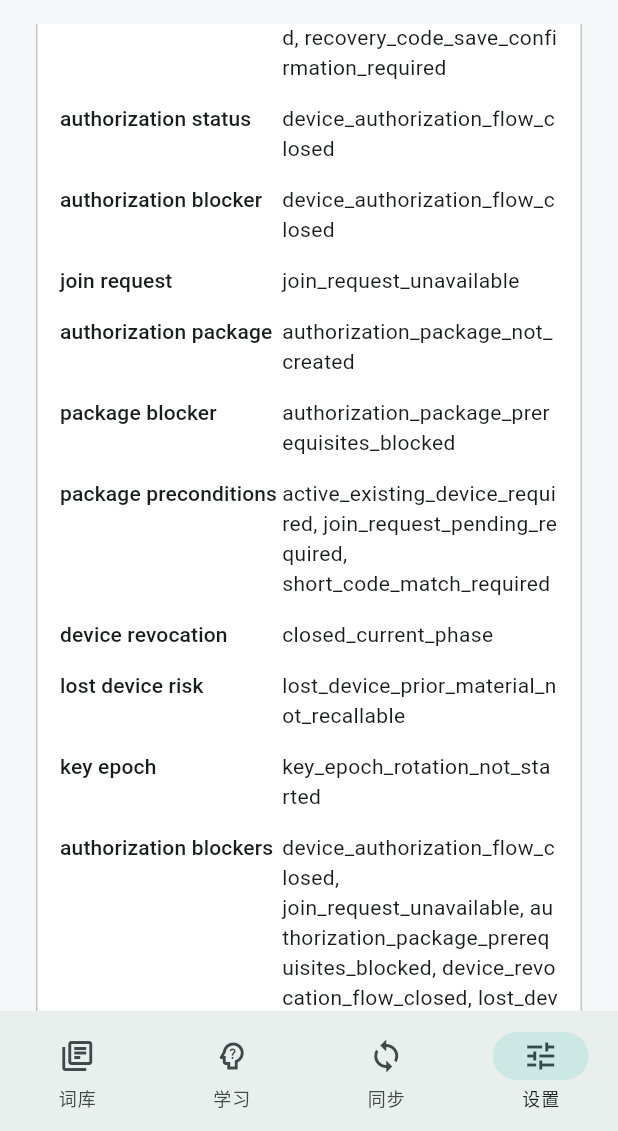
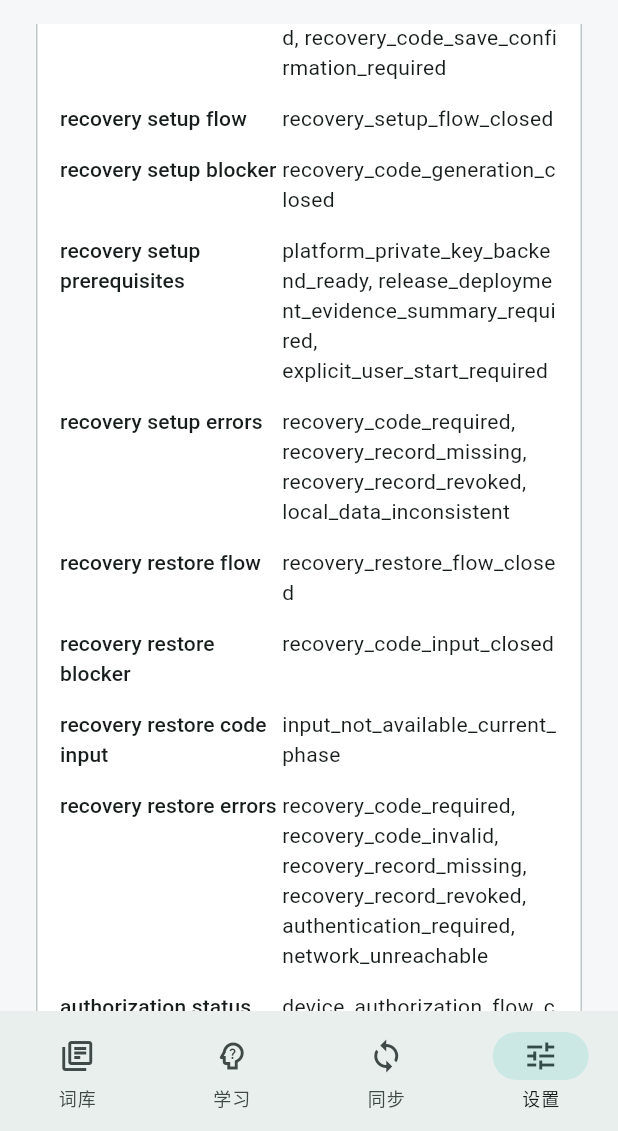
Before and after one commit to laugh0608/RadishLex, a Flutter app: the screen it shows after launch, item 4 of the bottom bar chosen, scrolled down 1728 dp, on a phone screen of 412 x 824 dp, the part 105-1236 px from its top. Run offline on Flutter 3.47's test engine with Material 3 defaults, Android fonts, the phone set to English and light mode, and no system bars; missing offline and left inert: dart:ffi.

Commit message:
feat(manager): 补恢复码与设备授权进入条件

```diff
--- a/apps/radishlex-manager/lib/src/models/manager_sync_entry_models.dart
+++ b/apps/radishlex-manager/lib/src/models/manager_sync_entry_models.dart
@@ -111,6 +111,8 @@ class RecoveryEntryGate {
     required this.recoveryRecordBlocker,
     required this.firstUploadGate,
     required this.readinessBlockers,
+    required this.setupReadiness,
+    required this.restoreReadiness,
   });
 
   final RecoveryEntryStatus status;
@@ -123,6 +125,8 @@ class RecoveryEntryGate {
   final String recoveryRecordBlocker;
   final String firstUploadGate;
   final List<String> readinessBlockers;
+  final RecoverySetupReadiness setupReadiness;
+  final RecoveryRestoreReadiness restoreReadiness;
 
   String get generateStatus {
     return canGenerateCode ? 'available' : 'closed_current_phase';
@@ -141,6 +145,66 @@ class RecoveryEntryGate {
   }
 }
 
+class RecoverySetupReadiness {
+  const RecoverySetupReadiness({
+    required this.status,
+    required this.blocker,
+    required this.entryActionStatus,
+    required this.generatedCodeStatus,
+    required this.saveConfirmationStatus,
+    required this.recoveryRecordStatus,
+    required this.firstUploadGate,
+    required this.requiredPrerequisites,
+    required this.errorCodes,
+  });
+
+  final String status;
+  final String blocker;
+  final String entryActionStatus;
+  final String generatedCodeStatus;
+  final String saveConfirmationStatus;
+  final String recoveryRecordStatus;
+  final String firstUploadGate;
+  final List<String> requiredPrerequisites;
+  final List<String> errorCodes;
+
+  String get prerequisiteSummary {
+    return requiredPrerequisites.isEmpty
+        ? 'none'
+        : requiredPrerequisites.join(', ');
+  }
+
+  String get errorCodeSummary {
+    return errorCodes.isEmpty ? 'none' : errorCodes.join(', ');
+  }
+}
+
+class RecoveryRestoreReadiness {
+  const RecoveryRestoreReadiness({
+    required this.status,
+    required this.blocker,
+    required this.entryActionStatus,
+    required this.codeInputStatus,
+    required this.recoveryRecordLookupStatus,
+    required this.attemptLimitStatus,
+    required this.deviceRegistrationStatus,
+    required this.errorCodes,
+  });
+
+  final String status;
+  final String blocker;
+  final String entryActionStatus;
+  final String codeInputStatus;
+  final String recoveryRecordLookupStatus;
+  final String attemptLimitStatus;
+  final String deviceRegistrationStatus;
+  final List<String> errorCodes;
+
+  String get errorCodeSummary {
+    return errorCodes.isEmpty ? 'none' : errorCodes.join(', ');
+  }
+}
+
 class DeviceAuthorizationEntryGate {
   const DeviceAuthorizationEntryGate({
     required this.status,
@@ -155,6 +219,8 @@ class DeviceAuthorizationEntryGate {
     required this.lostDeviceRiskNotice,
     required this.keyEpochStatus,
     required this.readinessBlockers,
+    required this.joinReadiness,
+    required this.revocationReadiness,
   });
 
   final DeviceAuthorizationEntryStatus status;
@@ -169,6 +235,8 @@ class DeviceAuthorizationEntryGate {
   final String lostDeviceRiskNotice;
   final String keyEpochStatus;
   final List<String> readinessBlockers;
+  final DeviceJoinReadiness joinReadiness;
+  final DeviceRevocationReadiness revocationReadiness;
 
   String get createJoinRequestStatus {
     return canCreateJoinRequest ? 'available' : 'closed_current_phase';
@@ -187,6 +255,176 @@ class DeviceAuthorizationEntryGate {
   }
 }
 
+class DeviceJoinReadiness {
+  const DeviceJoinReadiness({
+    required this.status,
+    required this.blocker,
+    required this.entryActionStatus,
+    required this.joinRequestStatus,
+    required this.shortCodeVerificationStatus,
+    required this.authorizationPackageStatus,
+    required this.authorizationPackagePreconditions,
+    required this.errorCodes,
+  });
+
+  final String status;
+  final String blocker;
+  final String entryActionStatus;
+  final JoinRequestStatus joinRequestStatus;
+  final String shortCodeVerificationStatus;
+  final String authorizationPackageStatus;
+  final String authorizationPackagePreconditions;
+  final List<String> errorCodes;
+
+  String get errorCodeSummary {
+    return errorCodes.isEmpty ? 'none' : errorCodes.join(', ');
+  }
+}
+
+class DeviceRevocationReadiness {
+  const DeviceRevocationReadiness({
+    required this.status,
+    required this.blocker,
+    required this.entryActionStatus,
+    required this.revokeDeviceStatus,
+    required this.activeDeviceRequirement,
+    required this.lostDeviceRiskNotice,
+    required this.keyEpochStatus,
+    required this.errorCodes,
+  });
+
+  final String status;
+  final String blocker;
+  final String entryActionStatus;
+  final String revokeDeviceStatus;
+  final String activeDeviceRequirement;
+  final String lostDeviceRiskNotice;
+  final String keyEpochStatus;
+  final List<String> errorCodes;
+
+  String get errorCodeSummary {
+    return errorCodes.isEmpty ? 'none' : errorCodes.join(', ');
+  }
+}
+
+const managerClosedRecoverySetupReadiness = RecoverySetupReadiness(
+  status: 'recovery_setup_flow_closed',
+  blocker: 'recovery_code_generation_closed',
+  entryActionStatus: 'read_only_current_phase',
+  generatedCodeStatus: 'not_generated',
+  saveConfirmationStatus: 'required_before_first_upload',
+  recoveryRecordStatus: 'recovery_record_not_created',
+  firstUploadGate: 'blocked_until_recovery_code_saved',
+  requiredPrerequisites: [
+    'platform_private_key_backend_ready',
+    'release_deployment_evidence_summary_required',
+    'explicit_user_start_required',
+  ],
+  errorCodes: [
+    'recovery_code_required',
+    'recovery_record_missing',
+    'recovery_record_revoked',
+    'local_data_inconsistent',
+  ],
+);
+
+const managerClosedRecoveryRestoreReadiness = RecoveryRestoreReadiness(
+  status: 'recovery_restore_flow_closed',
+  blocker: 'recovery_code_input_closed',
+  entryActionStatus: 'read_only_current_phase',
+  codeInputStatus: 'input_not_available_current_phase',
+  recoveryRecordLookupStatus: 'not_checked_current_phase',
+  attemptLimitStatus: 'not_started',
+  deviceRegistrationStatus: 'blocked_until_recovery_success',
+  errorCodes: [
+    'recovery_code_required',
+    'recovery_code_invalid',
+    'recovery_record_missing',
+    'recovery_record_revoked',
+    'authentication_required',
+    'network_unreachable',
+  ],
+);
+
+const managerClosedDeviceJoinReadiness = DeviceJoinReadiness(
+  status: 'device_join_flow_closed',
+  blocker: 'join_request_creation_closed',
+  entryActionStatus: 'read_only_current_phase',
+  joinRequestStatus: JoinRequestStatus.unavailable,
+  shortCodeVerificationStatus: 'short_code_verification_not_started',
+  authorizationPackageStatus: 'authorization_package_not_created',
+  authorizationPackagePreconditions:
+      'active_existing_device_required, join_request_pending_required, short_code_match_required',
+  errorCodes: [
+    'join_request_expired',
+    'authorization_rejected',
+    'device_revoked',
+    'backend_unavailable',
+    'network_unreachable',
+  ],
+);
+
+const managerClosedDeviceRevocationReadiness = DeviceRevocationReadiness(
+  status: 'device_revocation_flow_closed',
+  blocker: 'device_revocation_flow_closed',
+  entryActionStatus: 'read_only_current_phase',
+  revokeDeviceStatus: 'closed_current_phase',
+  activeDeviceRequirement: 'active_existing_device_required',
+  lostDeviceRiskNotice: 'lost_device_prior_material_not_recallable',
+  keyEpochStatus: 'key_epoch_rotation_not_started',
+  errorCodes: [
+    'device_revoked',
+    'key_epoch_rotation_required',
+    'local_data_inconsistent',
+    'network_unreachable',
+  ],
+);
+
+const managerReadyRecoverySetupReadiness = RecoverySetupReadiness(
+  status: 'recovery_setup_ready',
+  blocker: 'none',
+  entryActionStatus: 'available',
+  generatedCodeStatus: 'generated_once',
+  saveConfirmationStatus: 'confirmed',
+  recoveryRecordStatus: 'recovery_record_active',
+  firstUploadGate: 'ready_for_encrypted_p2_upload',
+  requiredPrerequisites: [],
+  errorCodes: [],
+);
+
+const managerReadyRecoveryRestoreReadiness = RecoveryRestoreReadiness(
+  status: 'recovery_restore_ready',
+  blocker: 'none',
+  entryActionStatus: 'available',
+  codeInputStatus: 'available',
+  recoveryRecordLookupStatus: 'available',
+  attemptLimitStatus: 'available',
+  deviceRegistrationStatus: 'ready_after_recovery_success',
+  errorCodes: [],
+);
+
+const managerReadyDeviceJoinReadiness = DeviceJoinReadiness(
+  status: 'device_join_ready',
+  blocker: 'none',
+  entryActionStatus: 'available',
+  joinRequestStatus: JoinRequestStatus.authorized,
+  shortCodeVerificationStatus: 'verified',
+  authorizationPackageStatus: 'authorization_package_ready',
+  authorizationPackagePreconditions: 'satisfied',
+  errorCodes: [],
+);
+
+const managerReadyDeviceRevocationReadiness = DeviceRevocationReadiness(
+  status: 'device_revocation_ready',
+  blocker: 'none',
+  entryActionStatus: 'available',
+  revokeDeviceStatus: 'available',
+  activeDeviceRequirement: 'satisfied',
+  lostDeviceRiskNotice: 'acknowledged',
+  keyEpochStatus: 'key_epoch_ready',
+  errorCodes: [],
+);
+
 const managerClosedRecoveryEntryGate = RecoveryEntryGate(
   status: RecoveryEntryStatus.flowClosed,
   blocker: 'recovery_code_flow_closed',
@@ -202,6 +440,8 @@ const managerClosedRecoveryEntryGate = RecoveryEntryGate(
     'recovery_record_not_created',
     'recovery_code_save_confirmation_required',
   ],
+  setupReadiness: managerClosedRecoverySetupReadiness,
+  restoreReadiness: managerClosedRecoveryRestoreReadiness,
 );
 
 const managerClosedDeviceAuthorizationEntryGate = DeviceAuthorizationEntryGate(
@@ -225,4 +465,6 @@ const managerClosedDeviceAuthorizationEntryGate = DeviceAuthorizationEntryGate(
     'lost_device_risk_notice_required',
     'key_epoch_rotation_not_started',
   ],
+  joinReadiness: managerClosedDeviceJoinReadiness,
+  revocationReadiness: managerClosedDeviceRevocationReadiness,
 );
--- a/apps/radishlex-manager/lib/src/models/manager_sync_models.dart
+++ b/apps/radishlex-manager/lib/src/models/manager_sync_models.dart
@@ -1294,6 +1294,8 @@ ManagerSyncEntryGate _managerSyncEntryGateFromState({
           recoveryRecordBlocker: 'none',
           firstUploadGate: 'ready_for_encrypted_p2_upload',
           readinessBlockers: [],
+          setupReadiness: managerReadyRecoverySetupReadiness,
+          restoreReadiness: managerReadyRecoveryRestoreReadiness,
         ),
         deviceAuthorization: const DeviceAuthorizationEntryGate(
           status: DeviceAuthorizationEntryStatus.ready,
@@ -1308,6 +1310,8 @@ ManagerSyncEntryGate _managerSyncEntryGateFromState({
           lostDeviceRiskNotice: 'acknowledged',
           keyEpochStatus: 'key_epoch_ready',
           readinessBlockers: [],
+          joinReadiness: managerReadyDeviceJoinReadiness,
+          revocationReadiness: managerReadyDeviceRevocationReadiness,
         ),
         userSyncEnabled: true,
       );
--- a/apps/radishlex-manager/lib/src/screens/settings_view.dart
+++ b/apps/radishlex-manager/lib/src/screens/settings_view.dart
@@ -501,6 +501,38 @@ class _SettingsSyncGatePreview extends StatelessWidget {
             value: audit.entryGate.recovery.readinessBlockerSummary,
           ),
           ManagerKeyValueRow(
+            label: 'recovery setup flow',
+            value: audit.entryGate.recovery.setupReadiness.status,
+          ),
+          ManagerKeyValueRow(
+            label: 'recovery setup blocker',
+            value: audit.entryGate.recovery.setupReadiness.blocker,
+          ),
+          ManagerKeyValueRow(
+            label: 'recovery setup prerequisites',
+            value: audit.entryGate.recovery.setupReadiness.prerequisiteSummary,
+          ),
+          ManagerKeyValueRow(
+            label: 'recovery setup errors',
+            value: audit.entryGate.recovery.setupReadiness.errorCodeSummary,
+          ),
+          ManagerKeyValueRow(
+            label: 'recovery restore flow',
+            value: audit.entryGate.recovery.restoreReadiness.status,
+          ),
+          ManagerKeyValueRow(
+            label: 'recovery restore blocker',
+            value: audit.entryGate.recovery.restoreReadiness.blocker,
+          ),
+          ManagerKeyValueRow(
+            label: 'recovery restore code input',
+            value: audit.entryGate.recovery.restoreReadiness.codeInputStatus,
+          ),
+          ManagerKeyValueRow(
+            label: 'recovery restore errors',
+            value: audit.entryGate.recovery.restoreReadiness.errorCodeSummary,
+          ),
+          ManagerKeyValueRow(
             label: 'authorization status',
             value: audit.entryGate.deviceAuthorization.status.code,
           ),
@@ -544,6 +576,56 @@ class _SettingsSyncGatePreview extends StatelessWidget {
           ManagerKeyValueRow(
             label: 'authorization blockers',
             value: audit.entryGate.deviceAuthorization.readinessBlockerSummary,
+          ),
+          ManagerKeyValueRow(
+            label: 'device join flow',
+            value: audit.entryGate.deviceAuthorization.joinReadiness.status,
+          ),
+          ManagerKeyValueRow(
+            label: 'device join blocker',
+            value: audit.entryGate.deviceAuthorization.joinReadiness.blocker,
+          ),
+          ManagerKeyValueRow(
+            label: 'device join short code',
+            value: audit
+                .entryGate
+                .deviceAuthorization
+                .joinReadiness
+                .shortCodeVerificationStatus,
+          ),
+          ManagerKeyValueRow(
+            label: 'device join errors',
+            value: audit
+                .entryGate
+                .deviceAuthorization
+                .joinReadiness
+                .errorCodeSummary,
+          ),
+          ManagerKeyValueRow(
+            label: 'device revocation flow',
+            value:
+                audit.entryGate.deviceAuthorization.revocationReadiness.status,
+          ),
+          ManagerKeyValueRow(
+            label: 'device revocation blocker',
+            value:
+                audit.entryGate.deviceAuthorization.revocationReadiness.blocker,
+          ),
+          ManagerKeyValueRow(
+            label: 'device revocation active device',
+            value: audit
+                .entryGate
+                .deviceAuthorization
+                .revocationReadiness
+                .activeDeviceRequirement,
+          ),
+          ManagerKeyValueRow(
+            label: 'device revocation errors',
+            value: audit
+                .entryGate
+                .deviceAuthorization
+                .revocationReadiness
+                .errorCodeSummary,
           ),
           ManagerKeyValueRow(
             label: 'connection status',
--- a/apps/radishlex-manager/lib/src/screens/sync/sync_recovery_section.dart
+++ b/apps/radishlex-manager/lib/src/screens/sync/sync_recovery_section.dart
@@ -54,6 +54,38 @@ class SyncRecoverySection extends StatelessWidget {
             label: 'readiness blockers',
             value: recovery.readinessBlockerSummary,
           ),
+          ManagerKeyValueRow(
+            label: 'setup flow',
+            value: recovery.setupReadiness.status,
+          ),
+          ManagerKeyValueRow(
+            label: 'setup blocker',
+            value: recovery.setupReadiness.blocker,
+          ),
+          ManagerKeyValueRow(
+            label: 'setup prerequisites',
+            value: recovery.setupReadiness.prerequisiteSummary,
+          ),
+          ManagerKeyValueRow(
+            label: 'setup errors',
+            value: recovery.setupReadiness.errorCodeSummary,
+          ),
+          ManagerKeyValueRow(
+            label: 'restore flow',
+            value: recovery.restoreReadiness.status,
+          ),
+          ManagerKeyValueRow(
+            label: 'restore blocker',
+            value: recovery.restoreReadiness.blocker,
+          ),
+          ManagerKeyValueRow(
+            label: 'code input',
+            value: recovery.restoreReadiness.codeInputStatus,
+          ),
+          ManagerKeyValueRow(
+            label: 'restore errors',
+            value: recovery.restoreReadiness.errorCodeSummary,
+          ),
           const ManagerKeyValueRow(
             label: 'stop line',
             value: '恢复码生成、输入、轮换和撤销仍未开放。',
```
Also changed, not shown: apps/radishlex-manager/lib/src/models/manager_diagnostics_models.dart (+118 -0 lines), apps/radishlex-manager/lib/src/screens/sync/sync_device_authorization_section.dart (+32 -0 lines), 10 other files.
